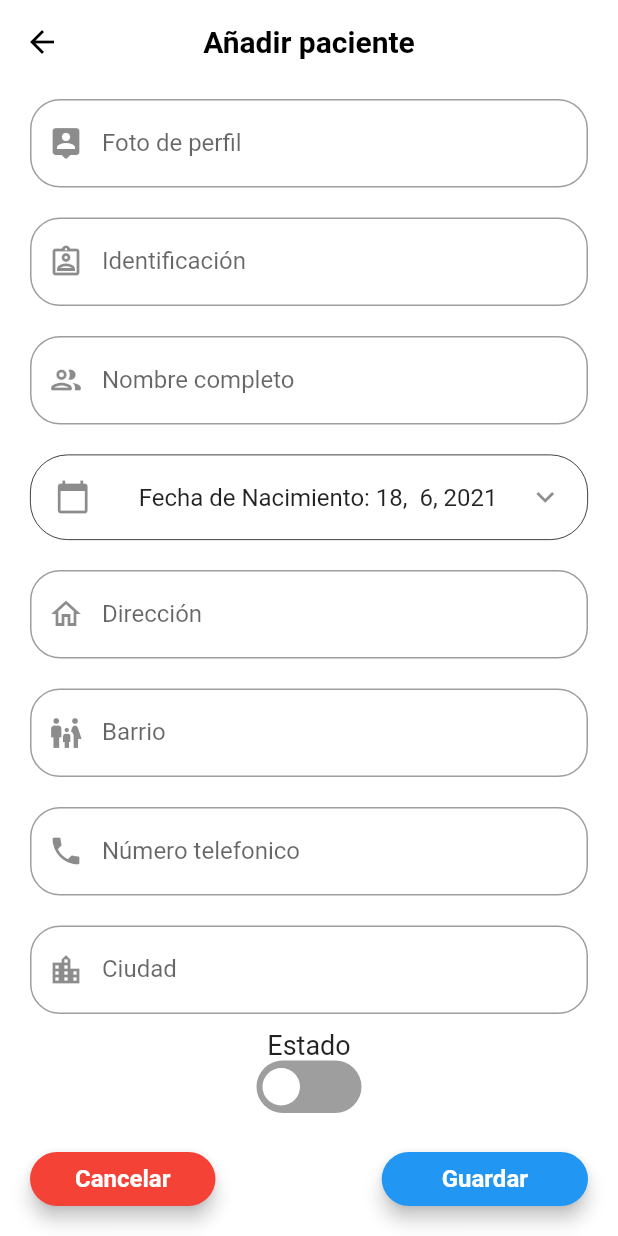
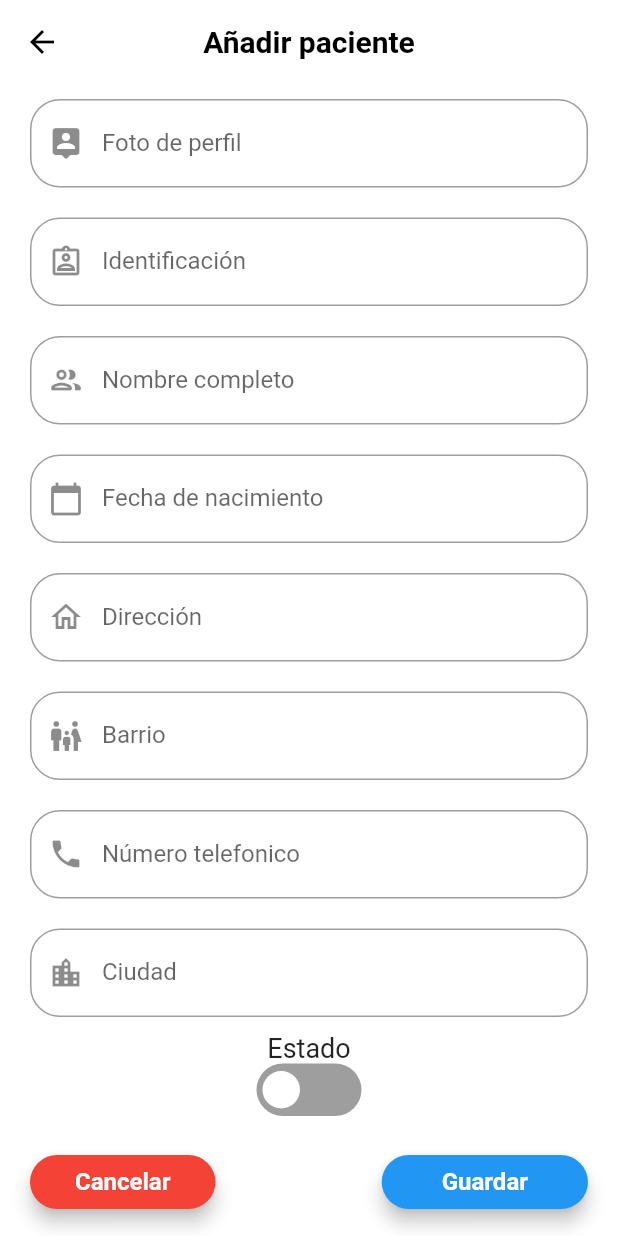
Before and after one commit to mendozamario/clinic_v2, a Flutter app: the AddEditPatient screen opened directly, on a phone screen of 412 x 824 dp. Run offline on Flutter 3.47's test engine with Material 2 defaults, Android fonts, the phone set to English and light mode, and no system bars; drawn by our look-alikes of flutter_switch; our stand-ins replace date_time_picker, font_awesome_flutter; network calls fail.

```diff
--- a/lib/pages/patient/add_edit_patient_screen.dart
+++ b/lib/pages/patient/add_edit_patient_screen.dart
@@ -189,7 +189,8 @@ class _AddEditPatientState extends State<AddEditPatient> {
               Icon(Icons.assignment_ind_outlined)),
           buildTextField("Nombre completo", fullNameController,
               Icon(Icons.people_outline_rounded)),
-          buildDateTimePicker(),
+          buildTextField("Fecha de nacimiento", birthDateController,
+              Icon(Icons.calendar_today)),
           buildTextField(
               "Dirección", adressController, Icon(Icons.home_outlined)),
           buildTextField("Barrio", neighborhoodController,
@@ -271,7 +272,7 @@ class _AddEditPatientState extends State<AddEditPatient> {
         idController.text,
         pictureController.text,
         fullNameController.text,
-        pickedDate.toString(),
+        birthDateController.text,
         adressController.text,
         neighborhoodController.text,
         phoneController.text,
```
